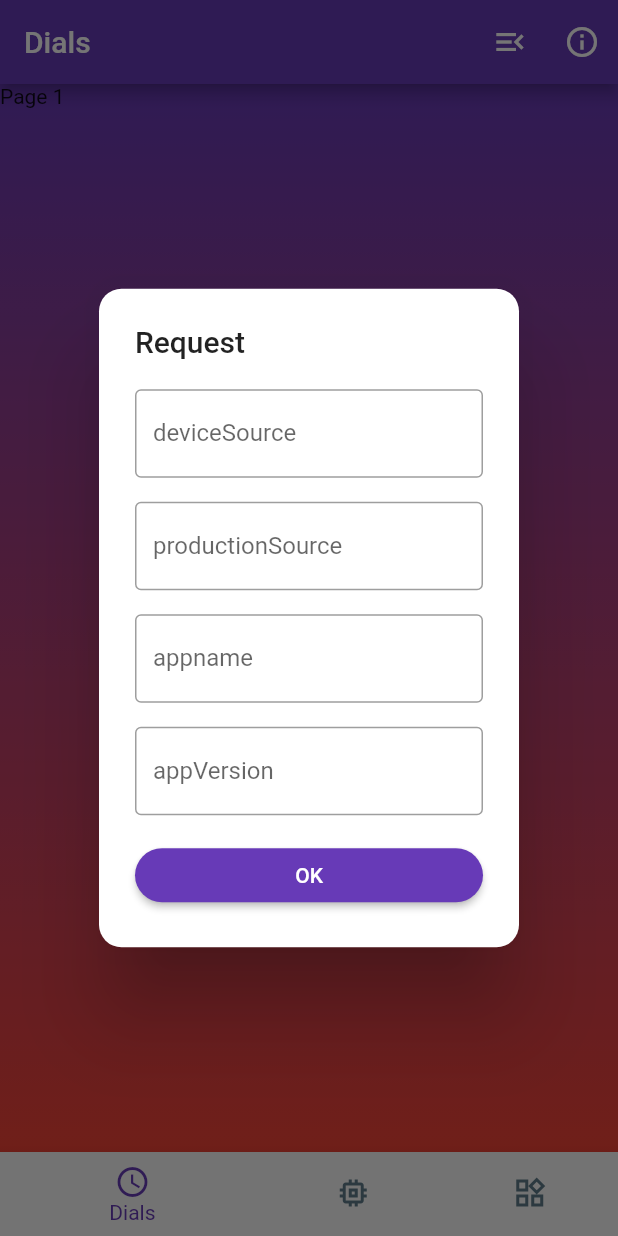
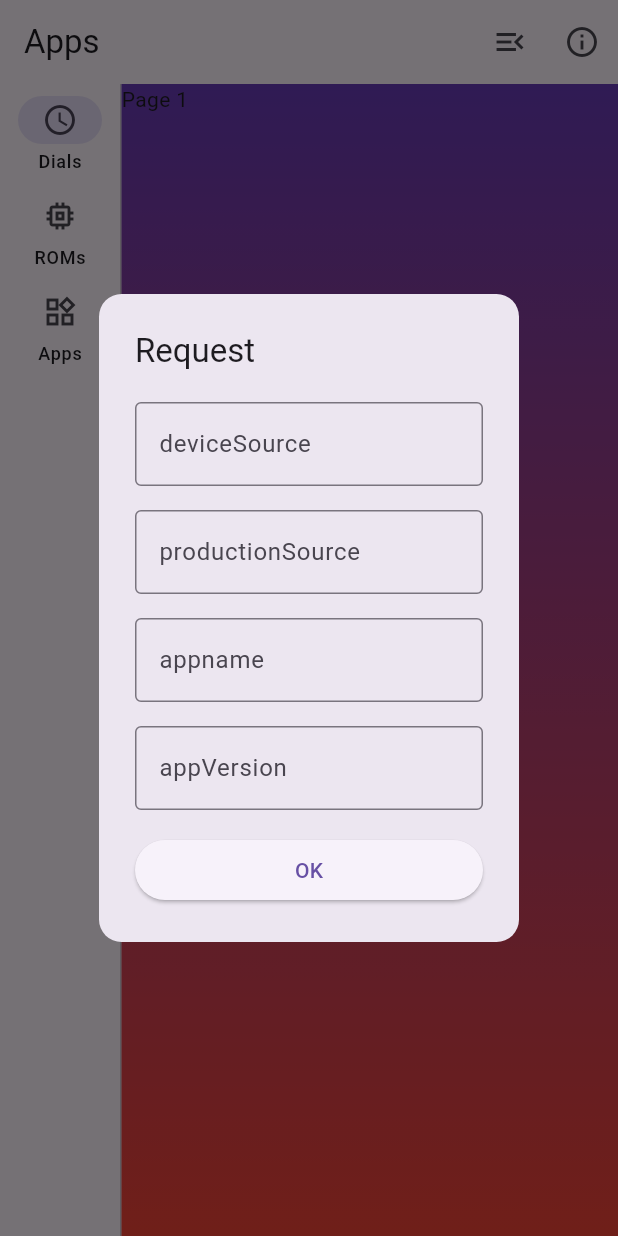
Before and after one commit to Keddnyo/MiDozeFlutter, a Flutter app: the screen it shows after launch, after a tap on the "menu open" icon, on a phone screen of 412 x 824 dp. Run offline on Flutter 3.47's test engine with Material 2 defaults, Android fonts, the phone set to English and light mode, and no system bars.

Commit message:
Update main.dart

```diff
--- a/lib/main.dart
+++ b/lib/main.dart
@@ -18,7 +18,7 @@ class MyApp extends StatelessWidget {
   Widget build(BuildContext context) {
     return MaterialApp(
       title: 'MiDoze',
-      theme: ThemeData(primarySwatch: accentColor),
+      theme: ThemeData(primarySwatch: accentColor, useMaterial3: true),
       home: const MyHomePage(title: 'MiDoze'),
     );
   }
@@ -74,7 +74,37 @@ class _MyHomePageState extends State<MyHomePage> {
           ),
         ],
       ),
-      body: Container(
+      body: SafeArea(
+        child: Row(
+          children: [
+            NavigationRail(
+              selectedIndex: pageIndex,
+              labelType: NavigationRailLabelType.all,
+              onDestinationSelected: (index) {
+                setState(
+                  () {
+                    pageChanged(pageIndex);
+                  },
+                );
+              },
+              destinations: const [
+                NavigationRailDestination(
+                    icon: Icon(Icons.access_time_outlined),
+                    selectedIcon: Icon(Icons.access_time),
+                    label: Text('Dials')),
+                NavigationRailDestination(
+                    icon: Icon(Icons.memory_outlined),
+                    selectedIcon: Icon(Icons.memory),
+                    label: Text('ROMs')),
+                NavigationRailDestination(
+                    icon: Icon(Icons.widgets_outlined),
+                    selectedIcon: Icon(Icons.widgets),
+                    label: Text('Apps'))
+              ],
+            ),
+            const VerticalDivider(thickness: 1, width: 1),
+            Expanded(
+              child: Container(
                 decoration: BoxDecoration(
                   gradient: LinearGradient(
                     begin: Alignment.topCenter,
@@ -99,47 +129,9 @@ class _MyHomePageState extends State<MyHomePage> {
                   ],
                 ),
               ),
-      bottomNavigationBar: BottomNavigationBar(
-        type: BottomNavigationBarType.shifting,
-        selectedItemColor: accentColor,
-        unselectedItemColor: Colors.blueGrey,
-        items: const <BottomNavigationBarItem>[
-          BottomNavigationBarItem(
-            icon: Icon(Icons.access_time_outlined),
-            label: "Dials",
             ),
-          BottomNavigationBarItem(
-            icon: Icon(Icons.memory_outlined),
-            label: "ROMs",
+          ],
         ),
-          BottomNavigationBarItem(
-            icon: Icon(Icons.widgets_outlined),
-            label: "Apps",
-          )
-        ],
-        currentIndex: pageIndex,
-        onTap: (int i) {
-          setState(
-            () {
-              pageIndex = i;
-              pageController.animateToPage(pageIndex,
-                  duration: const Duration(milliseconds: 500),
-                  curve: Curves.ease);
-
-              switch (i) {
-                case 0:
-                  changeTitle('Dials');
-                  break;
-                case 2:
-                  changeTitle('Apps');
-                  break;
-                default:
-                  changeTitle('ROMs');
-              }
-            },
-          );
-        },
-        showUnselectedLabels: false,
       ),
     );
   }
```
Lines whose indentation alone changed are shown as unchanged.
